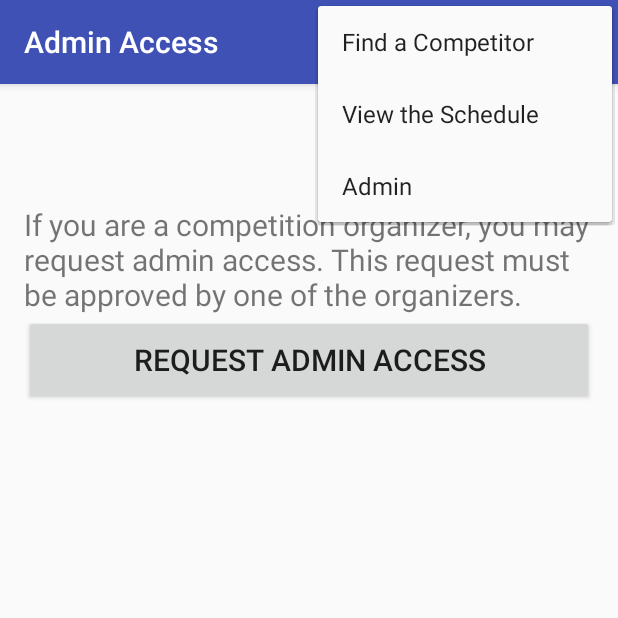
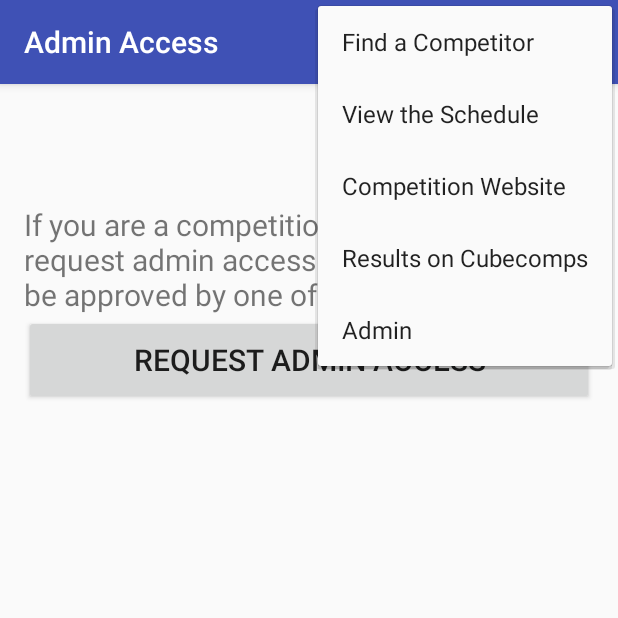
Before and after one commit to timreyn/usnationals, an Android app: the AdminActivity screen opened directly, with no data from a screen before it, with the options menu open, on a phone screen of 412 x 824 dp, the top half of it. Run offline under Robolectric (Android 15) with nearby library versions, the phone set to English and light mode, and no system bars; libraries missing offline, so code that uses them is left out: com.loopj.android, cz.msebera.android.

Commit message:
Add cubecomps and cubingusa to menu.

```diff
--- a/USNationalsApp/app/src/main/res/menu/menu.xml
+++ b/USNationalsApp/app/src/main/res/menu/menu.xml
@@ -13,6 +13,16 @@
         android:title="@string/action_stage_schedule"
         app:showAsAction="never" />
     <item
+        android:id="@+id/action_cubingusa_link"
+        android:orderInCategory="200"
+        android:title="@string/action_cubingusa_link"
+        app:showAsAction="never" />
+    <item
+        android:id="@+id/action_cubecomps_link"
+        android:orderInCategory="250"
+        android:title="@string/action_cubecomps_link"
+        app:showAsAction="never" />
+    <item
         android:id="@+id/action_admin"
         android:orderInCategory="999"
         android:title="@string/action_admin"
--- a/USNationalsApp/app/src/main/res/values/strings.xml
+++ b/USNationalsApp/app/src/main/res/values/strings.xml
@@ -21,4 +21,6 @@
     <string name="admin_access_granted">You now have admin access!</string>
     <string name="title_activity_stage_schedule">Schedule</string>
     <string name="action_stage_schedule">View the Schedule</string>
+    <string name="action_cubingusa_link">Competition Website</string>
+    <string name="action_cubecomps_link">Results on Cubecomps</string>
 </resources>
```
Also changed, not shown: USNationalsApp/app/src/main/java/org/cubingusa/usnationals/MenuHandler.java (+19 -0 lines).
